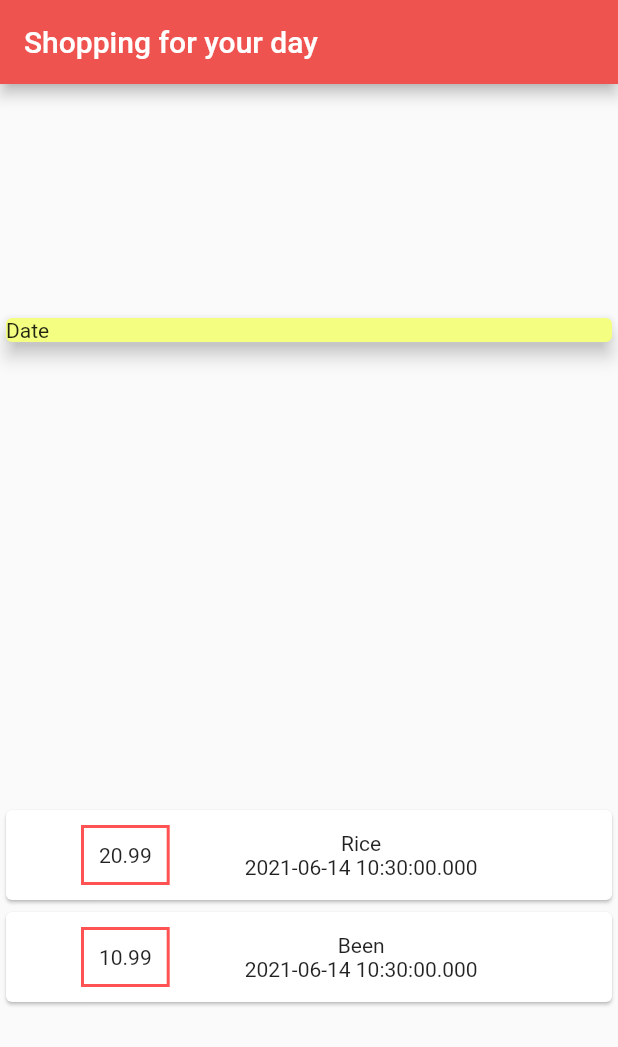
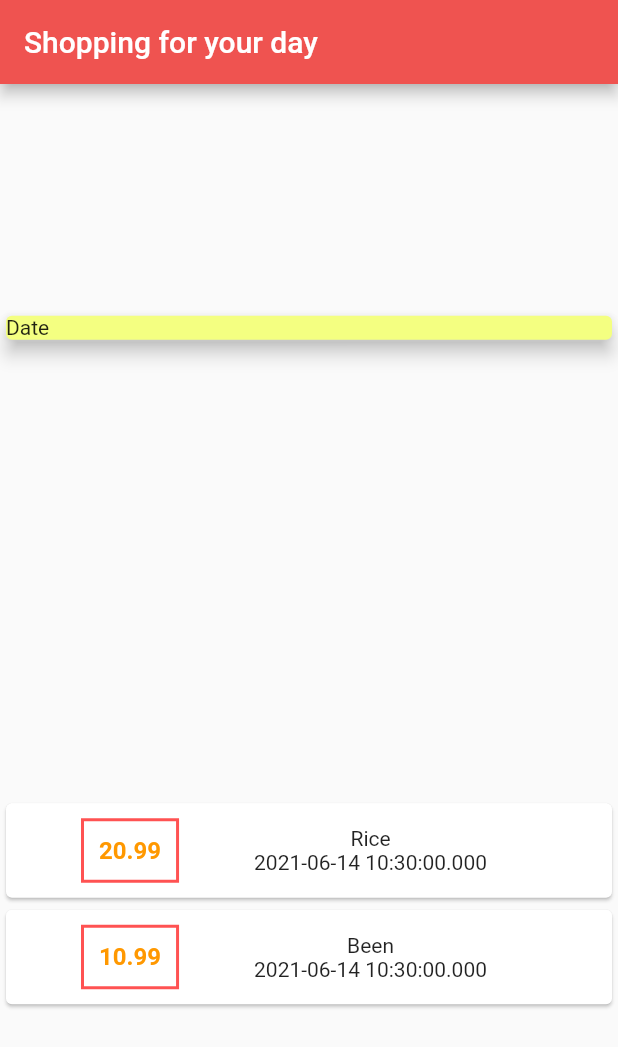
Before and after one commit to Daniel-Fonseca-da-Silva/Project-Supermarket, a Flutter app: the screen it shows after launch, on a phone screen of 412 x 824 dp. Shown: the top 1047 px of the screen. Run offline on Flutter 3.47's test engine with Material 2 defaults, Android fonts, the phone set to English and light mode, and no system bars.

Commit message:
Added the color to prices

```diff
--- a/lib/main.dart
+++ b/lib/main.dart
@@ -40,7 +40,7 @@ class MyHomePage extends StatelessWidget {
             ),
             Column(
               children: _transactions.map((tr) {
-                // Converte transaction to map
+                // Convert transaction to map
                 return Card(
                     child: Row(children: [
                   Container(
@@ -48,7 +48,13 @@ class MyHomePage extends StatelessWidget {
                     decoration: BoxDecoration(
                         border: Border.all(color: Colors.redAccent, width: 2)),
                     padding: EdgeInsets.all(10),
-                    child: Text(tr.value.toString()),
+                    child: Text(tr.value.toString(),
+                      style: TextStyle(
+                        fontWeight: FontWeight.bold,
+                        fontSize: 16,
+                        color: Colors.orange
+                      )
+                    ),
                   ),
                   Column(
                     children: [Text(tr.name), Text(tr.date.toString())],
```
